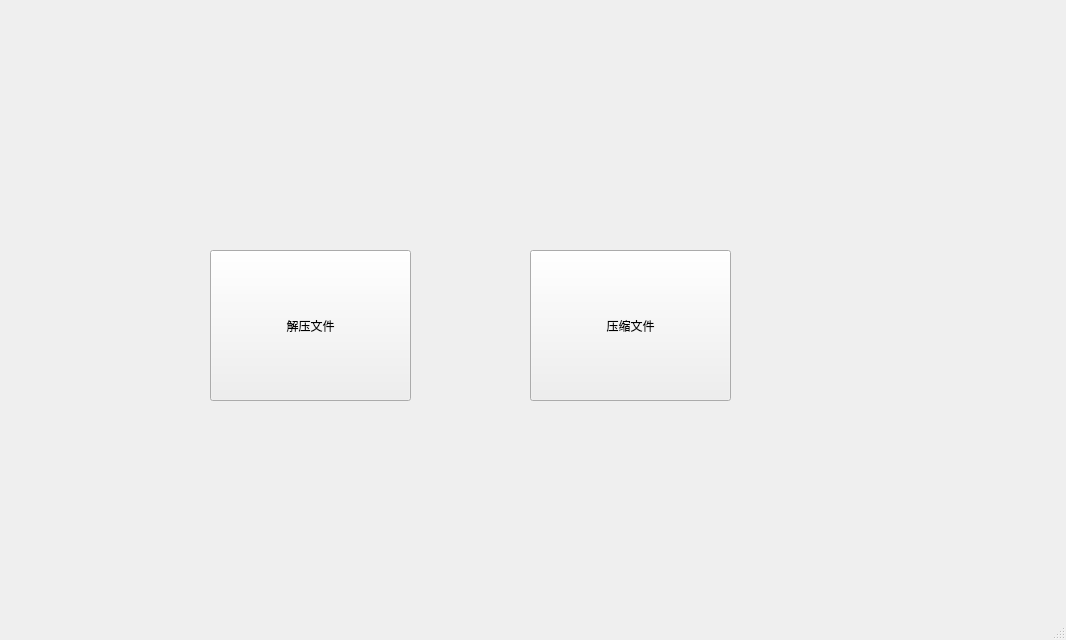
1234-bai/Huffman_Compress, file QTHuffman_Compress/mainwindow.ui: the form before one commit.
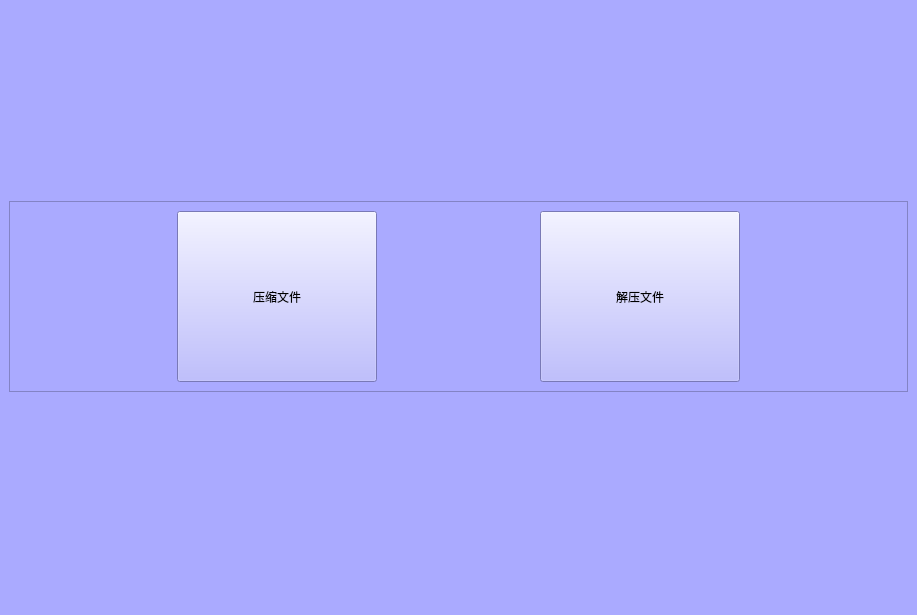
The form after the commit.

Commit message: 做了一丢丢布局的修改

```diff
--- a/QTHuffman_Compress/mainwindow.ui
+++ b/QTHuffman_Compress/mainwindow.ui
@@ -6,43 +6,143 @@
    <rect>
     <x>0</x>
     <y>0</y>
-    <width>1066</width>
-    <height>640</height>
+    <width>917</width>
+    <height>615</height>
    </rect>
   </property>
+  <property name="sizePolicy">
+   <sizepolicy hsizetype="Expanding" vsizetype="Expanding">
+    <horstretch>0</horstretch>
+    <verstretch>0</verstretch>
+   </sizepolicy>
+  </property>
   <property name="windowTitle">
    <string>哈夫曼压缩软件</string>
   </property>
   <property name="styleSheet">
-   <string notr="true"/>
+   <string notr="true">background-color: rgb(170, 170, 255);</string>
   </property>
   <widget class="QWidget" name="centralwidget">
-   <widget class="QPushButton" name="deButton">
-    <property name="geometry">
-     <rect>
-      <x>210</x>
-      <y>250</y>
-      <width>201</width>
-      <height>151</height>
-     </rect>
-    </property>
-    <property name="text">
-     <string>解压文件</string>
-    </property>
-   </widget>
-   <widget class="QPushButton" name="pushButton_2">
-    <property name="geometry">
-     <rect>
-      <x>530</x>
-      <y>250</y>
-      <width>201</width>
-      <height>151</height>
-     </rect>
-    </property>
-    <property name="text">
-     <string>压缩文件</string>
-    </property>
-   </widget>
+   <layout class="QVBoxLayout" name="verticalLayout">
+    <item>
+     <spacer name="verticalSpacer_2">
+      <property name="orientation">
+       <enum>Qt::Vertical</enum>
+      </property>
+      <property name="sizeHint" stdset="0">
+       <size>
+        <width>20</width>
+        <height>192</height>
+       </size>
+      </property>
+     </spacer>
+    </item>
+    <item>
+     <widget class="QFrame" name="frame">
+      <property name="frameShape">
+       <enum>QFrame::StyledPanel</enum>
+      </property>
+      <property name="frameShadow">
+       <enum>QFrame::Raised</enum>
+      </property>
+      <layout class="QHBoxLayout" name="horizontalLayout">
+       <item>
+        <spacer name="horizontalSpacer">
+         <property name="orientation">
+          <enum>Qt::Horizontal</enum>
+         </property>
+         <property name="sizeHint" stdset="0">
+          <size>
+           <width>149</width>
+           <height>20</height>
+          </size>
+         </property>
+        </spacer>
+       </item>
+       <item>
+        <widget class="QPushButton" name="deButton">
+         <property name="sizePolicy">
+          <sizepolicy hsizetype="Expanding" vsizetype="Expanding">
+           <horstretch>0</horstretch>
+           <verstretch>0</verstretch>
+          </sizepolicy>
+         </property>
+         <property name="minimumSize">
+          <size>
+           <width>200</width>
+           <height>150</height>
+          </size>
+         </property>
+         <property name="text">
+          <string>压缩文件</string>
+         </property>
+         <property name="flat">
+          <bool>false</bool>
+         </property>
+        </widget>
+       </item>
+       <item>
+        <spacer name="horizontalSpacer_2">
+         <property name="orientation">
+          <enum>Qt::Horizontal</enum>
+         </property>
+         <property name="sizeHint" stdset="0">
+          <size>
+           <width>148</width>
+           <height>20</height>
+          </size>
+         </property>
+        </spacer>
+       </item>
+       <item>
+        <widget class="QPushButton" name="pushButton_2">
+         <property name="sizePolicy">
+          <sizepolicy hsizetype="Expanding" vsizetype="Expanding">
+           <horstretch>0</horstretch>
+           <verstretch>0</verstretch>
+          </sizepolicy>
+         </property>
+         <property name="minimumSize">
+          <size>
+           <width>200</width>
+           <height>150</height>
+          </size>
+         </property>
+         <property name="text">
+          <string>解压文件</string>
+         </property>
+        </widget>
+       </item>
+       <item>
+        <spacer name="horizontalSpacer_3">
+         <property name="orientation">
+          <enum>Qt::Horizontal</enum>
+         </property>
+         <property name="sizeHint" stdset="0">
+          <size>
+           <width>149</width>
+           <height>20</height>
+          </size>
+         </property>
+        </spacer>
+       </item>
+      </layout>
+     </widget>
+    </item>
+    <item>
+     <spacer name="verticalSpacer">
+      <property name="orientation">
+       <enum>Qt::Vertical</enum>
+      </property>
+      <property name="sizeHint" stdset="0">
+       <size>
+        <width>20</width>
+        <height>192</height>
+       </size>
+      </property>
+     </spacer>
+    </item>
+   </layout>
   </widget>
   <widget class="QStatusBar" name="statusbar"/>
  </widget>
```
The commit also changes 1 other file.
